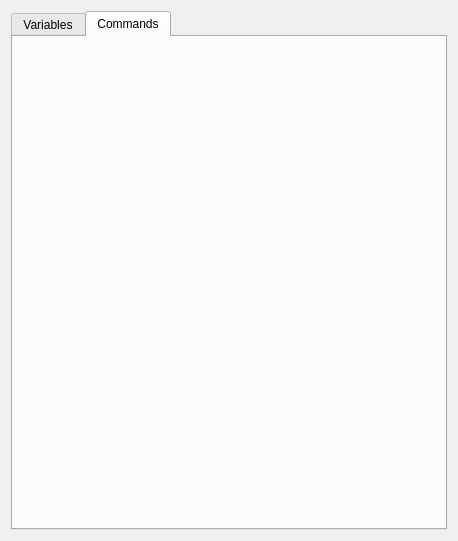
Before: the Qt Designer form python/pyrogue/pydm/examples/rogue_plugin_test.ui in slaclab/rogue, drawn with Qt 5.
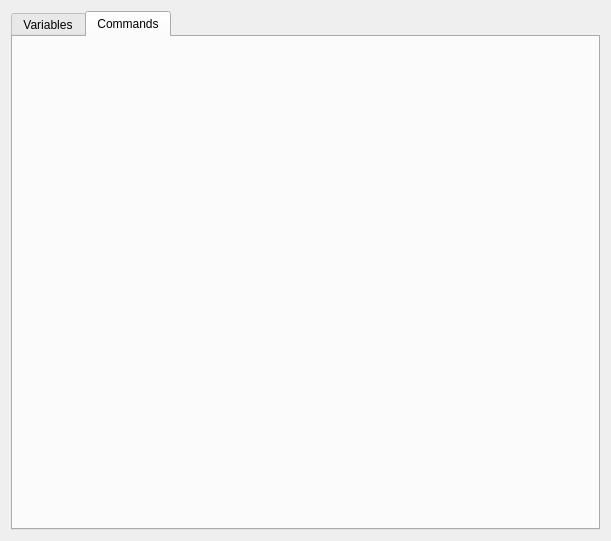
After: the same form once the commit is applied. Custom widgets are drawn as their Qt base class.

The edit to the form file:
```diff
--- a/python/pyrogue/pydm/examples/rogue_plugin_test.ui
+++ b/python/pyrogue/pydm/examples/rogue_plugin_test.ui
@@ -6,8 +6,8 @@
    <rect>
     <x>0</x>
     <y>0</y>
-    <width>456</width>
-    <height>539</height>
+    <width>611</width>
+    <height>541</height>
    </rect>
   </property>
   <property name="windowTitle">
```
